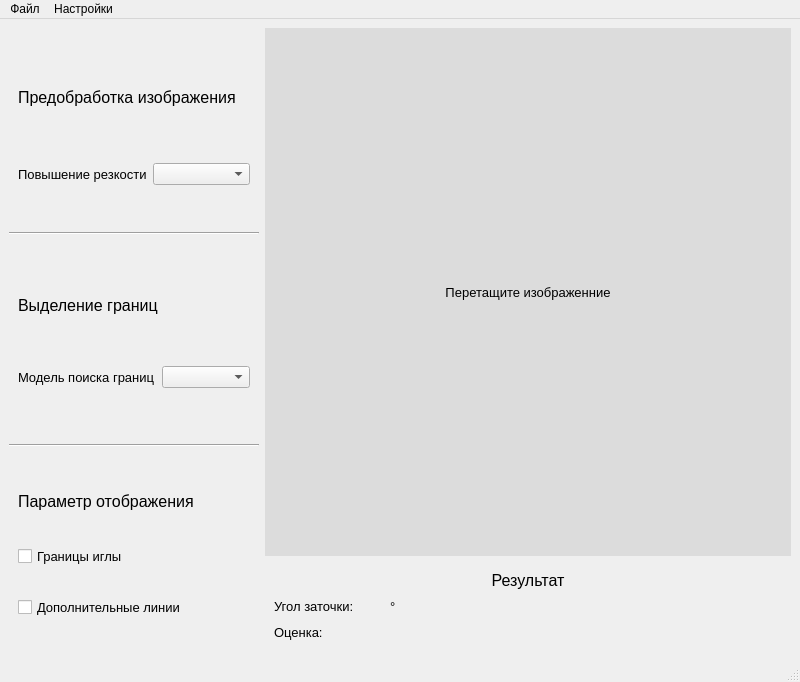
The window that data/ui/mainwindow.ui (AAIvanchenko/Diamond-needle-quality) describes before a commit, drawn with Qt 5.
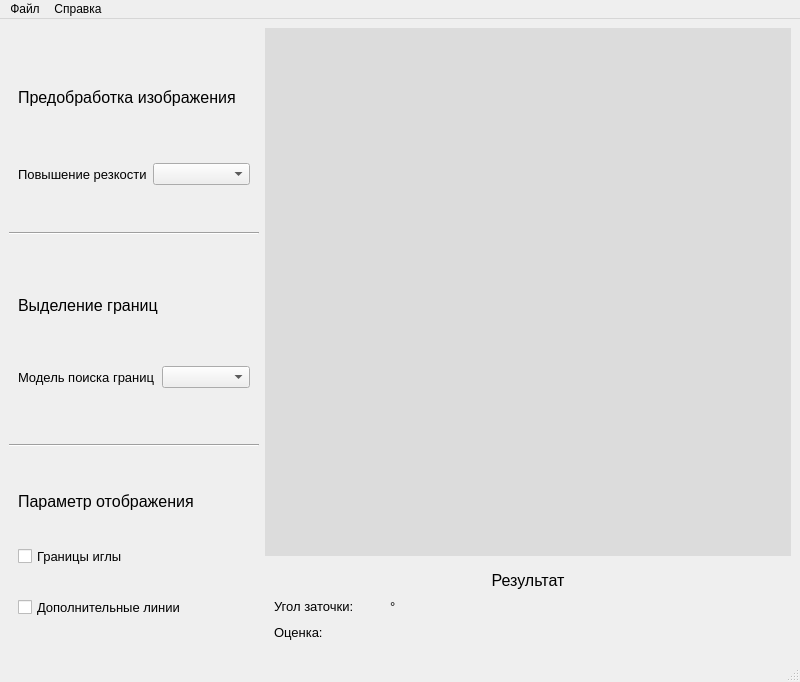
The same window after the commit.

Diff of the .ui file:
```diff
--- a/data/ui/mainwindow.ui
+++ b/data/ui/mainwindow.ui
@@ -244,7 +244,7 @@
             </font>
            </property>
            <property name="text">
-            <string>Перетащите изображенние</string>
+            <string/>
            </property>
            <property name="scaledContents">
             <bool>false</bool>
@@ -448,13 +448,13 @@
     <addaction name="separator"/>
     <addaction name="exit_action"/>
    </widget>
-   <widget class="QMenu" name="menu">
+   <widget class="QMenu" name="help_menu">
     <property name="title">
-     <string>Настройки</string>
+     <string>Справка</string>
     </property>
    </widget>
    <addaction name="file_menu"/>
-   <addaction name="menu"/>
+   <addaction name="help_menu"/>
   </widget>
   <widget class="QStatusBar" name="statusbar"/>
   <action name="import_img">
```
Left out of the diff: 20 changed lines with no effect on the pictures.
